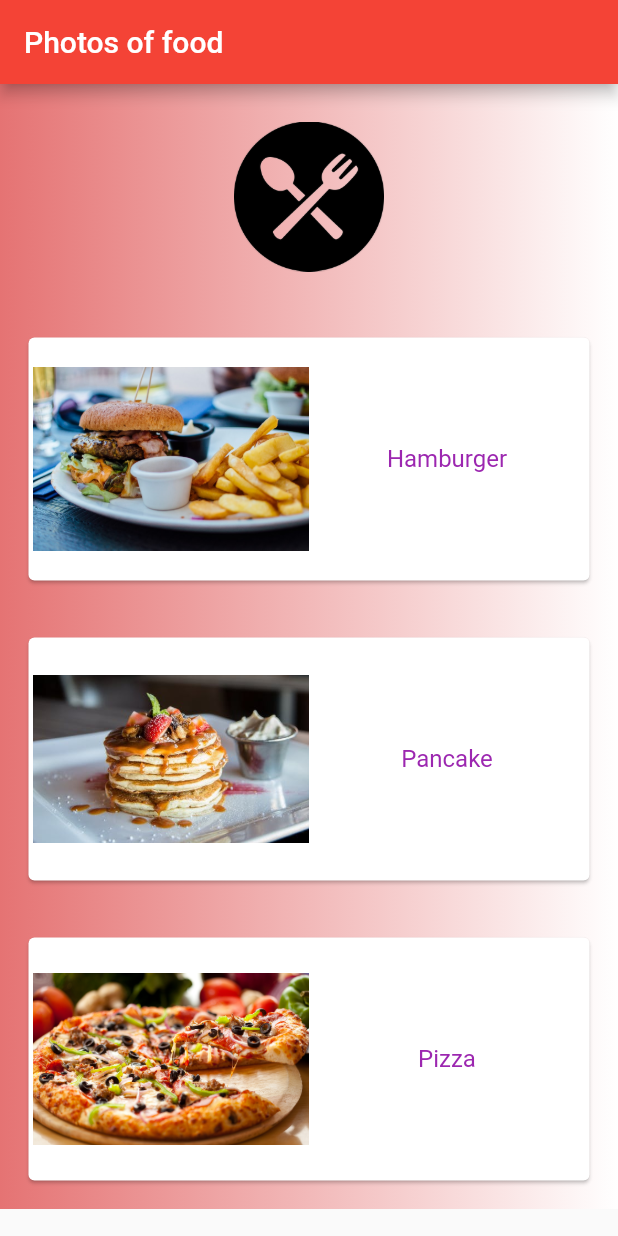
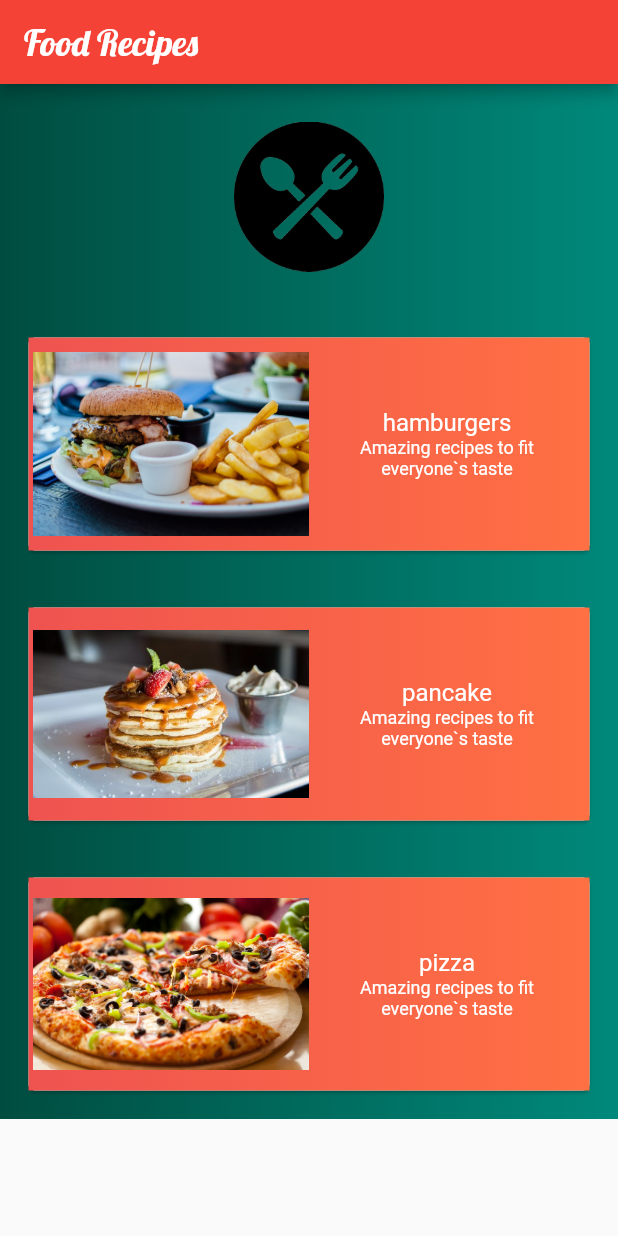
Before and after one commit to caiohman/foodApp, a Flutter app: the screen it shows after launch, on a phone screen of 412 x 824 dp. Run offline on Flutter 3.47's test engine with Material 2 defaults, Android fonts, the phone set to English and light mode, and no system bars.

Commit message:
some improvements

```diff
--- a/lib/main.dart
+++ b/lib/main.dart
@@ -23,7 +23,7 @@ class MyApp extends StatelessWidget {
         textTheme: TextTheme(body1 : TextStyle(color : Colors.purple ,
           fontSize: 16)),
       ),
-      home: MyHomePage(title: 'Photos of food'),
+      home: MyHomePage(title: 'Food Recipes'),
     );
   }
 }
@@ -48,6 +48,19 @@ class MyHomePage extends StatefulWidget {
 
 class _MyHomePageState extends State<MyHomePage> {
 
+  List<String> hamburgerInfos = ["hamburgers" ,
+  "Amazing recipes to fit" ,
+  "everyone`s taste"];
+
+  List<String> pancakeInfos = ["pancake" ,
+  "Amazing recipes to fit" ,
+  "everyone`s taste"];
+
+  List<String> pizzaInfos = ["pizza" ,
+  "Amazing recipes to fit" ,
+  "everyone`s taste"];
+
+
   @override
   Widget build(BuildContext context) {
     // This method is rerun every time setState is called, for instance as done
@@ -69,14 +82,30 @@ class _MyHomePageState extends State<MyHomePage> {
     Widget pizza = Image(image: AssetImage('assets/pizza.jpg'),
       width: 200, height: 200);
 
-    Widget hamburgerText = Text("Hamburger" , textAlign: TextAlign.center);
-    Widget pancakeText = Text("Pancake" , textAlign: TextAlign.center);
-    Widget pizzaText = Text("Pizza" , textAlign: TextAlign.center);
-
+    Widget _foodText(List<String> foodInfo){
+      int length = foodInfo.length;
+      return Column(
+        mainAxisAlignment: MainAxisAlignment.center,
+        crossAxisAlignment: CrossAxisAlignment.center,
+        children: <Widget> [
+          Text(foodInfo[0] ,
+            style: TextStyle(fontSize: 16 , color: Colors.white)),
+          Text(foodInfo[1] ,
+            style: TextStyle(fontSize: 12 , color: Colors.white)),
+          Text(foodInfo[2] ,
+            style: TextStyle(fontSize: 12 , color: Colors.white)),
+        ],
+      );
+    }
 
     Widget _organiseCards(Widget imageSelected , Widget textSelected){
        return Card(
         child: Container(
+          decoration: BoxDecoration(
+            gradient: LinearGradient(
+              colors: [ Colors.red[400] , Colors.deepOrange[400] ]
+            )
+          ),
           padding: EdgeInsets.all(3.0),
           child: Row(
             children: <Widget>[
@@ -96,11 +125,11 @@ class _MyHomePageState extends State<MyHomePage> {
       return Container(
         decoration: BoxDecoration(
           gradient: LinearGradient(
-            colors: [ Colors.red[300] , Colors.white ]
+            colors: [ Colors.teal[900] , Colors.teal[600] ]
           )
         ),
         padding: const EdgeInsets.all(15.0),
-        height: 200 ,
+        height: 180 ,
         child: _organiseCards(imageSelected , textSelected) ,
       );
     }
@@ -109,23 +138,28 @@ class _MyHomePageState extends State<MyHomePage> {
       appBar: AppBar(
         // Here we take the value from the MyHomePage object that was created by
         // the App.build method, and use it to set our appbar title.
-        title: Text(widget.title),
+        title: Text(widget.title ,
+          style: TextStyle(
+              fontFamily: 'Lobster',
+              fontSize: 24 ,
+          )
+        ),
       ),
       body: ListView(
         children: <Widget>[
           Container(
             decoration: BoxDecoration(
               gradient: LinearGradient(
-                colors: [ Colors.red[300] , Colors.white ]
+                colors: [ Colors.teal[900] , Colors.teal[600] ]
               )
             ),
             height: 150 ,
             alignment: Alignment.center,
             child:  foodIcon ,
           ),
-          _organiseContainers(hamburger , hamburgerText),
-          _organiseContainers(pancake , pancakeText),
-          _organiseContainers(pizza , pizzaText),
+          _organiseContainers(hamburger , _foodText(hamburgerInfos)),
+          _organiseContainers(pancake , _foodText(pancakeInfos)),
+          _organiseContainers(pizza , _foodText(pizzaInfos)),
         ],
       ),
     );
```
Also changed, not shown: pubspec.yaml (+4 -4 lines), fonts/Lobster-Regular.ttf (added). Lines whose indentation alone changed are shown as unchanged.
